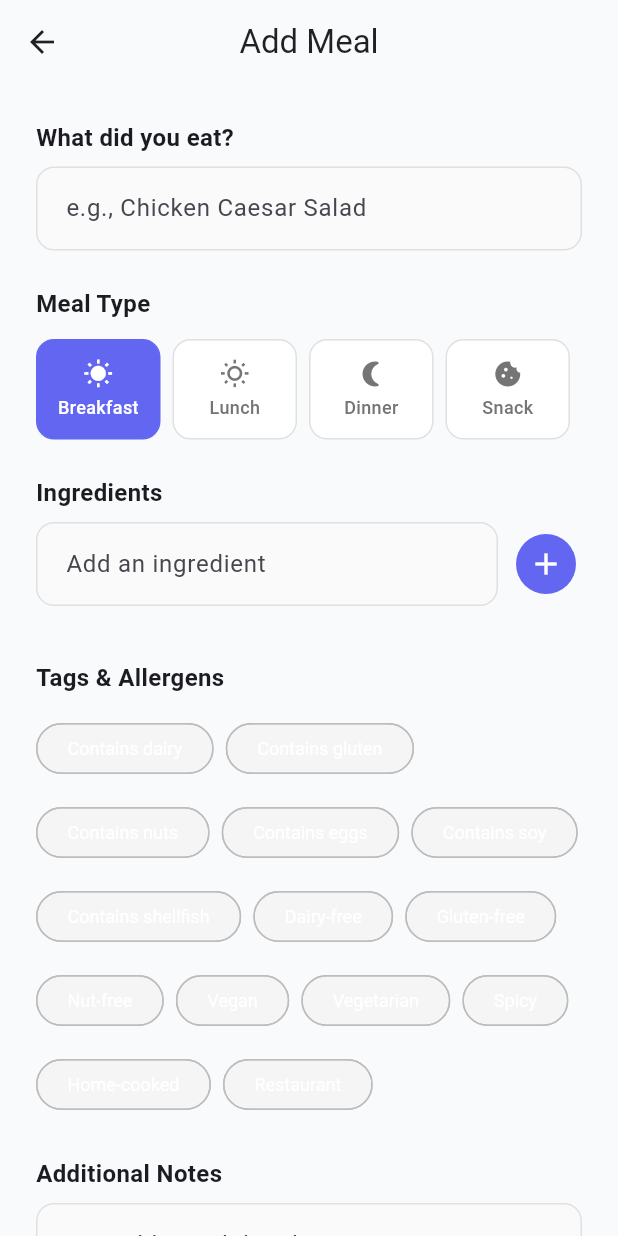
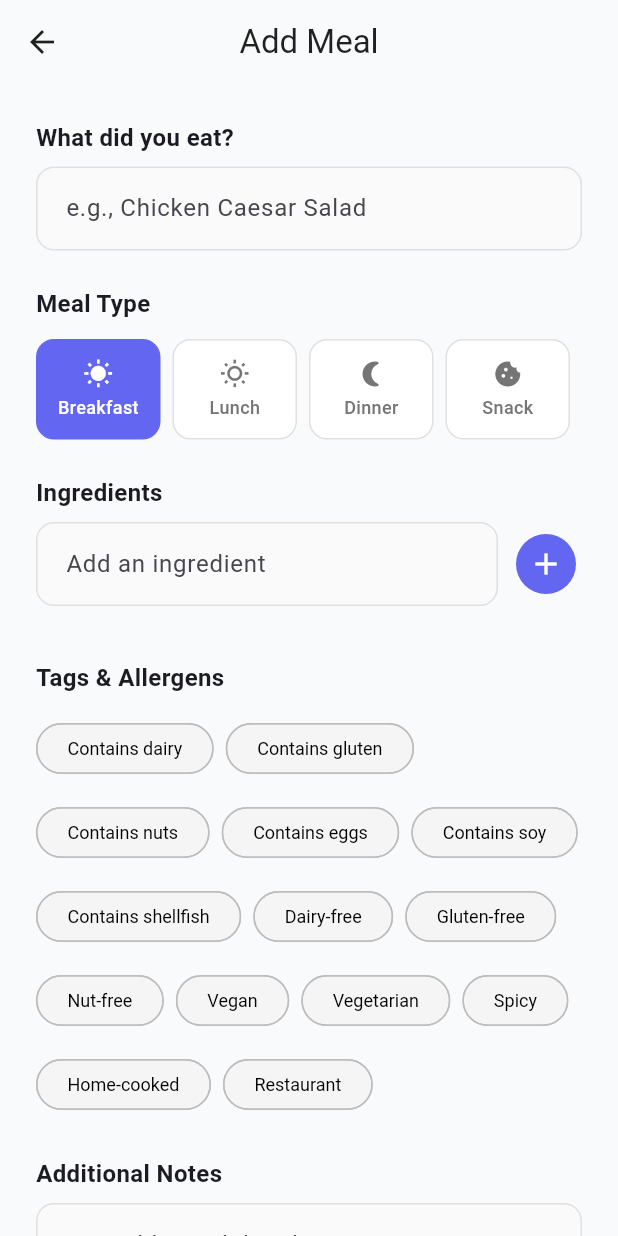
Before and after one commit to its-me-anoop/food-diary, a Flutter app: the screen it shows after launch, after a tap on the "add" icon, on a phone screen of 412 x 824 dp. Run offline on Flutter 3.47's test engine with Material 3 defaults, Android fonts, the phone set to English and light mode, and no system bars; our stand-ins replace equatable, fl_chart, flutter_bloc, flutter_slidable, flutter_staggered_animations, get_it and 2 more; accounts and stored records are empty; statements that could not run were skipped.

Commit message:
Improve chip text contrast

```diff
--- a/food_diary/lib/presentation/pages/add_food_entry_page.dart
+++ b/food_diary/lib/presentation/pages/add_food_entry_page.dart
@@ -273,6 +273,13 @@ class _AddFoodEntryPageState extends State<AddFoodEntryPage> {
             final isSelected = _tags.contains(tag);
             return FilterChip(
               label: Text(tag),
+              labelStyle: TextStyle(
+                color: isSelected
+                    ? (tag.toLowerCase().contains('contains')
+                        ? AppTheme.warningColor
+                        : AppTheme.primaryColor)
+                    : Colors.black,
+              ),
               selected: isSelected,
               onSelected: (selected) {
                 setState(() {
--- a/food_diary/lib/presentation/theme/app_theme.dart
+++ b/food_diary/lib/presentation/theme/app_theme.dart
@@ -70,7 +70,10 @@ class AppTheme {
     chipTheme: ChipThemeData(
       backgroundColor: Colors.grey.shade100,
       selectedColor: primaryColor.withOpacity(0.2),
-      labelStyle: const TextStyle(fontSize: 12),
+      labelStyle: const TextStyle(
+        fontSize: 12,
+        color: Colors.black,
+      ),
       padding: const EdgeInsets.symmetric(horizontal: 12, vertical: 4),
       shape: RoundedRectangleBorder(
         borderRadius: BorderRadius.circular(20),
```
